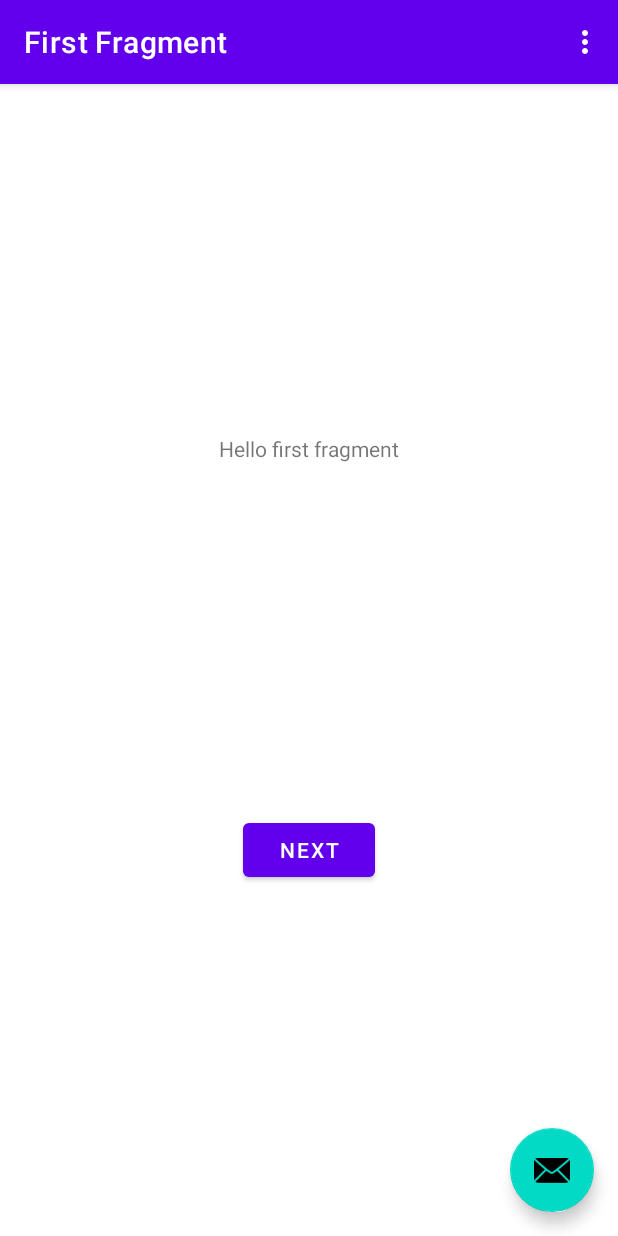
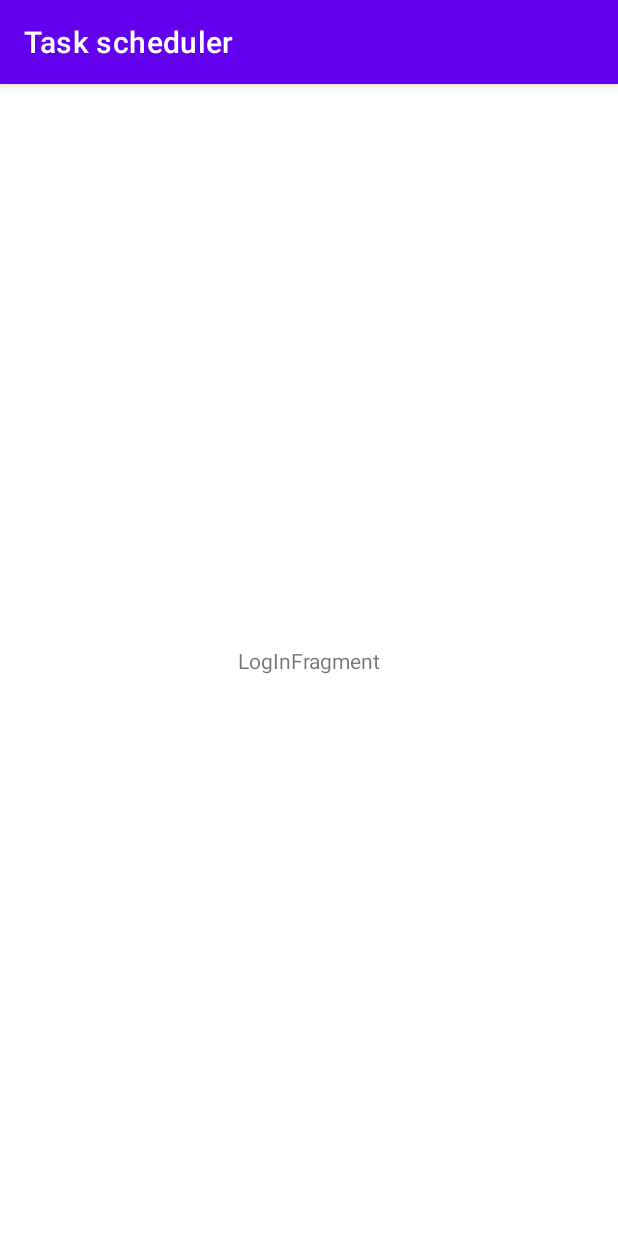
Before and after one commit to Andres741/TaskForestApp, an Android app: the screen it shows after launch (MainActivity before the commit, LogInActivity after it), on a phone screen of 412 x 824 dp. Run offline under Robolectric (Android 15) with nearby library versions, the phone set to English and light mode, and no system bars; our stand-ins replace Dagger/Hilt's generated code, Firebase (no records; nobody signed in at launch, a user with empty details on screens opened directly), Timber; libraries missing offline, so code that uses them is left out: com.firebase.ui; 3 statements that could not run were skipped.

Commit message:
Login added, but with unexpected behavior.

```diff
--- /dev/null
+++ b/app/src/main/java/com/example/taskscheduler/ui/logIn/LogInActivity.kt
@@ -0,0 +1,80 @@
+package com.example.taskscheduler.ui.logIn
+
+import android.content.Intent
+import androidx.appcompat.app.AppCompatActivity
+import android.os.Bundle
+import android.widget.Toast
+import androidx.activity.result.ActivityResultLauncher
+import com.example.taskscheduler.R
+import com.example.taskscheduler.ui.main.MainActivity
+import com.firebase.ui.auth.AuthUI
+import com.firebase.ui.auth.FirebaseAuthUIActivityResultContract
+import com.firebase.ui.auth.data.model.FirebaseAuthUIAuthenticationResult
+import com.google.firebase.auth.ktx.auth
+import com.google.firebase.ktx.Firebase
+import timber.log.Timber
+
+class LogInActivity : AppCompatActivity() {
+
+    private val signIn: ActivityResultLauncher<Intent> =
+        registerForActivityResult(FirebaseAuthUIActivityResultContract(), this::onSignInResult)
+
+    override fun onCreate(savedInstanceState: Bundle?) {
+        super.onCreate(savedInstanceState)
+        setContentView(R.layout.log_in_activity)
+        if (savedInstanceState == null) {
+            supportFragmentManager.beginTransaction()
+                .replace(R.id.container, LogInFragment.newInstance())
+                .commitNow()
+        }
+    }
+
+    public override fun onStart() {
+        super.onStart()
+
+        // If there is no signed in user, launch FirebaseUI
+        // Otherwise head to MainActivity
+        if (Firebase.auth.currentUser == null) {
+            // Sign in with FirebaseUI, see docs for more details:
+            // https://firebase.google.com/docs/auth/android/firebaseui
+            val signInIntent = AuthUI.getInstance()
+                .createSignInIntentBuilder()
+                .setLogo(R.mipmap.ic_launcher)
+                .setAvailableProviders(listOf(
+                    AuthUI.IdpConfig.EmailBuilder().build(),
+                    AuthUI.IdpConfig.GoogleBuilder().build(),
+                ))
+                .build()
+
+            signIn.launch(signInIntent)
+        } else {
+            goToMainActivity()
+        }
+    }
+
+
+    private fun onSignInResult(result: FirebaseAuthUIAuthenticationResult) {
+        if (result.resultCode == RESULT_OK) {
+            Timber.d("Sign in successful!")
+            goToMainActivity()
+        } else {
+            Toast.makeText(
+                this,
+                "There was an error signing in",
+                Toast.LENGTH_LONG).show()
+
+            val response = result.idpResponse
+            if (response == null) {
+                Timber.w("Sign in canceled")
+            } else {
+                Timber.w("Sign in error ${response.error}")
+            }
+        }
+    }
+
+
+    private fun goToMainActivity() {
+        startActivity(Intent(this, MainActivity::class.java))
+        finish()
+    }
+}
--- /dev/null
+++ b/app/src/main/java/com/example/taskscheduler/ui/logIn/LogInFragment.kt
@@ -0,0 +1,27 @@
+package com.example.taskscheduler.ui.logIn
+
+import android.content.Intent
+import android.os.Bundle
+import androidx.fragment.app.Fragment
+import android.view.LayoutInflater
+import android.view.View
+import android.view.ViewGroup
+import androidx.fragment.app.viewModels
+import com.example.taskscheduler.R
+import com.example.taskscheduler.ui.main.MainActivity
+
+class LogInFragment : Fragment() {
+
+    companion object {
+        fun newInstance() = LogInFragment()
+    }
+
+    private val viewModel: LogInModel by viewModels()
+
+    override fun onCreateView(
+        inflater: LayoutInflater, container: ViewGroup?,
+        savedInstanceState: Bundle?
+    ): View {
+        return inflater.inflate(R.layout.main_fragment, container, false)
+    }
+}
--- /dev/null
+++ b/app/src/main/res/layout/log_in_activity.xml
@@ -0,0 +1,7 @@
+<?xml version="1.0" encoding="utf-8"?>
+<FrameLayout xmlns:android="http://schemas.android.com/apk/res/android"
+    xmlns:tools="http://schemas.android.com/tools"
+    android:id="@+id/container"
+    android:layout_width="match_parent"
+    android:layout_height="match_parent"
+    tools:context=".LogIn" />
--- /dev/null
+++ b/app/src/main/res/layout/main_fragment.xml
@@ -0,0 +1,20 @@
+<?xml version="1.0" encoding="utf-8"?>
+<androidx.constraintlayout.widget.ConstraintLayout xmlns:android="http://schemas.android.com/apk/res/android"
+    xmlns:app="http://schemas.android.com/apk/res-auto"
+    xmlns:tools="http://schemas.android.com/tools"
+    android:id="@+id/log_in"
+    android:layout_width="match_parent"
+    android:layout_height="match_parent"
+    tools:context=".ui.main.LogInFragment">
+
+    <TextView
+        android:id="@+id/message"
+        android:layout_width="wrap_content"
+        android:layout_height="wrap_content"
+        android:text="LogInFragment"
+        app:layout_constraintBottom_toBottomOf="parent"
+        app:layout_constraintEnd_toEndOf="parent"
+        app:layout_constraintStart_toStartOf="parent"
+        app:layout_constraintTop_toTopOf="parent" />
+
+</androidx.constraintlayout.widget.ConstraintLayout>
--- a/app/src/main/res/menu/menu_main.xml
+++ b/app/src/main/res/menu/menu_main.xml
@@ -5,6 +5,6 @@
     <item
         android:id="@+id/action_settings"
         android:orderInCategory="100"
-        android:title="@string/action_settings"
+        android:title="@string/action_logOut"
         app:showAsAction="never" />
 </menu>
--- a/app/src/main/res/values/strings.xml
+++ b/app/src/main/res/values/strings.xml
@@ -1,6 +1,6 @@
 <resources>
     <string name="app_name">Task scheduler</string>
-    <string name="action_settings">Settings</string>
+    <string name="action_logOut">Log out</string>
     <!-- Strings used for fragments for navigation -->
     <string name="first_fragment_label">First Fragment</string>
     <string name="second_fragment_label">Second Fragment</string>
```
Also changed, not shown: app/build.gradle (+14 -0 lines), app/src/main/AndroidManifest.xml (+12 -1 lines), app/src/main/java/com/example/taskscheduler/ui/logIn/LogInModel.kt (added, +7 -0 lines), app/src/main/java/com/example/taskscheduler/ui/main/MainActivity.kt (+17 -1 lines), app/src/main/res/layout-w1240dp/activity_login.xml (deleted, +0 -71 lines), app/src/main/res/layout-w936dp/activity_login.xml (deleted, +0 -78 lines), app/src/main/res/layout/activity_login.xml (deleted, +0 -71 lines), app/src/main/res/xml/network_security_config.xml (added, +10 -0 lines).
